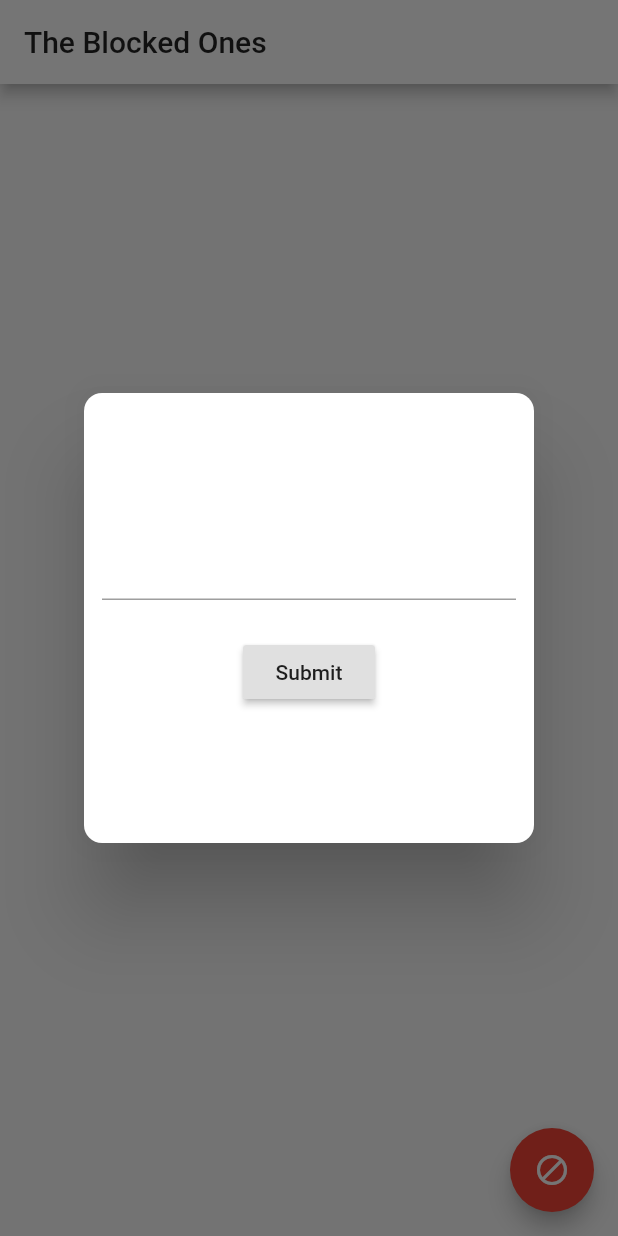
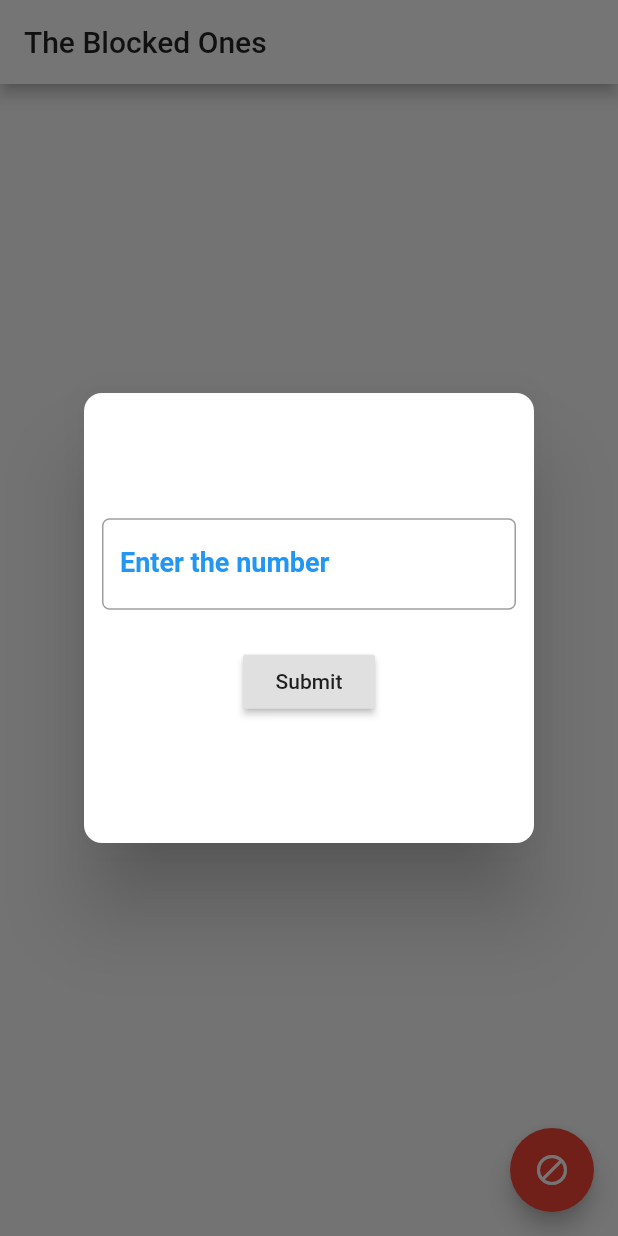
Before and after one commit to SuhasBharadwajK/block_em_up, a Flutter app: the screen it shows after launch, after a tap on the "block" icon, on a phone screen of 412 x 824 dp. Run offline on Flutter 3.47's test engine with Material 2 defaults, Android fonts, the phone set to English and light mode, and no system bars.

Commit message:
Updated text box styles

```diff
--- a/lib/add_number_popup_dialog_form/add_number_popup_dialog_form.dart
+++ b/lib/add_number_popup_dialog_form/add_number_popup_dialog_form.dart
@@ -7,10 +7,13 @@ class AddNumberToBlockForm extends StatefulWidget {
 }
 
 class AddNumberToBlockFormState extends State<AddNumberToBlockForm> {
-  final _formKey = GlobalKey<FormState>();
+  var _formKey = GlobalKey<FormState>();
+  FocusNode phoneNumberFocusNode = FocusNode();
 
   @override
   Widget build(BuildContext context) {
+    // phoneNumberFocusNode.addListener(_onOnFocusNodeEvent);
+
     return Form(
       key: _formKey,
       child: Column(
@@ -19,6 +22,23 @@ class AddNumberToBlockFormState extends State<AddNumberToBlockForm> {
             padding: EdgeInsets.all(12),
             alignment: Alignment.center,
             child: TextFormField(
+              focusNode: phoneNumberFocusNode,
+              keyboardType: TextInputType.phone,
+              decoration: new InputDecoration(
+                labelText: "Enter the number",
+                labelStyle: TextStyle(
+                  color: phoneNumberFocusNode.hasFocus ? Colors.green : Colors.blue,
+                ),
+                fillColor: Colors.white,
+                border: new OutlineInputBorder(
+                  borderSide: const BorderSide(color: Colors.blue, width: 2.0),
+                  borderRadius: BorderRadius.circular(5),
+                ),
+                focusedBorder:OutlineInputBorder(
+                  borderSide: const BorderSide(color: Colors.blue, width: 2.0),
+                  borderRadius: BorderRadius.circular(5),
+                ),
+              ),
               validator: numberValidator,
               style: TextStyle(
                 fontSize: 18,
@@ -49,6 +69,12 @@ class AddNumberToBlockFormState extends State<AddNumberToBlockForm> {
     );
   }
 
+  _onOnFocusNodeEvent() {
+    setState(() {
+      // Re-renders
+    });
+  }
+
   String numberValidator(String value) {
     if (value.isEmpty) {
       return 'Please enter some text';
```
